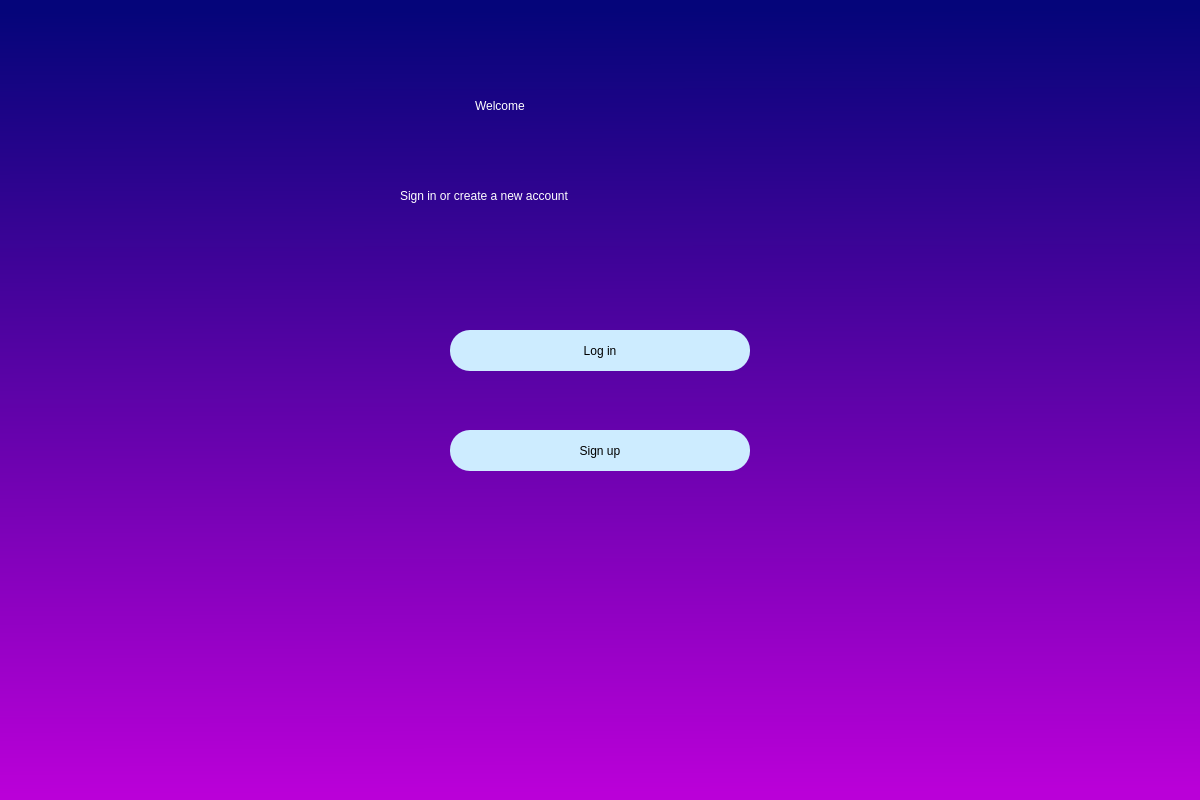
First picture: the form in ui/welcomescreen.ui, repository AlonIvshin/AutomaticGymTrainer, before the edit.
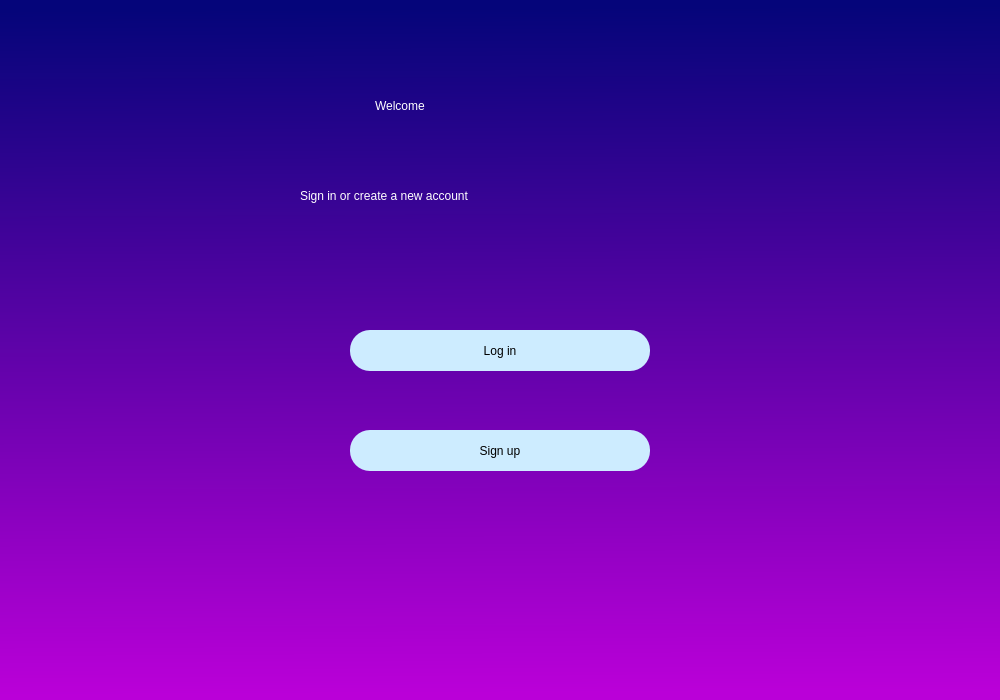
Second picture: the form after the edit.

```diff
--- a/ui/welcomescreen.ui
+++ b/ui/welcomescreen.ui
@@ -6,8 +6,8 @@
    <rect>
     <x>0</x>
     <y>0</y>
-    <width>1200</width>
-    <height>800</height>
+    <width>1000</width>
+    <height>700</height>
    </rect>
   </property>
   <property name="windowTitle">
@@ -25,7 +25,7 @@
    <widget class="QLabel" name="label">
     <property name="geometry">
      <rect>
-      <x>475</x>
+      <x>375</x>
       <y>50</y>
       <width>250</width>
       <height>111</height>
@@ -41,7 +41,7 @@
    <widget class="QLabel" name="label_2">
     <property name="geometry">
      <rect>
-      <x>400</x>
+      <x>300</x>
       <y>170</y>
       <width>400</width>
       <height>51</height>
@@ -57,7 +57,7 @@
    <widget class="QPushButton" name="bt_login">
     <property name="geometry">
      <rect>
-      <x>450</x>
+      <x>350</x>
       <y>330</y>
       <width>300</width>
       <height>41</height>
@@ -75,7 +75,7 @@
    <widget class="QPushButton" name="bt_signup">
     <property name="geometry">
      <rect>
-      <x>450</x>
+      <x>350</x>
       <y>430</y>
       <width>300</width>
       <height>41</height>
```
